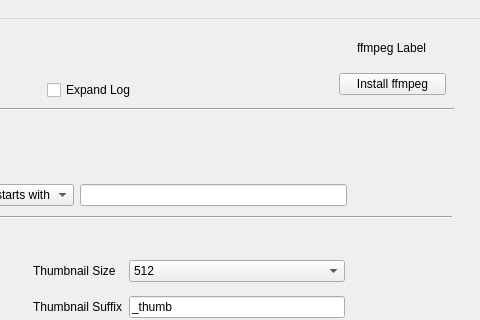
Qt form src/smart_file_wrangler/main_window.ui (ggvfx/smart-file-wrangler) before a commit; both pictures show x 327 to 807 and y 0 to 320 of the 807 by 735 pixel window.
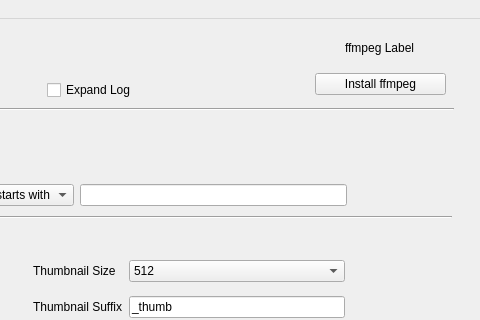
The same form after that commit.

```diff
--- a/src/smart_file_wrangler/main_window.ui
+++ b/src/smart_file_wrangler/main_window.ui
@@ -806,9 +806,9 @@
     <widget class="QWidget" name="ffmpeg_widget" native="true">
      <property name="geometry">
       <rect>
-       <x>646</x>
+       <x>622</x>
        <y>10</y>
-       <width>107</width>
+       <width>131</width>
        <height>66</height>
       </rect>
      </property>
@@ -818,6 +818,9 @@
         <property name="text">
          <string>ffmpeg Label</string>
         </property>
+        <property name="wordWrap">
+         <bool>false</bool>
+        </property>
        </widget>
       </item>
       <item>
```
